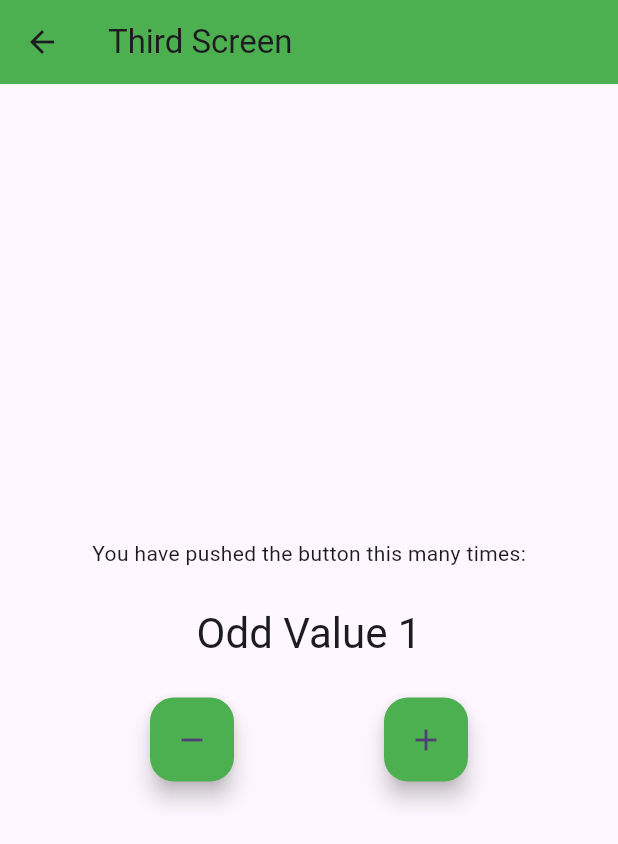
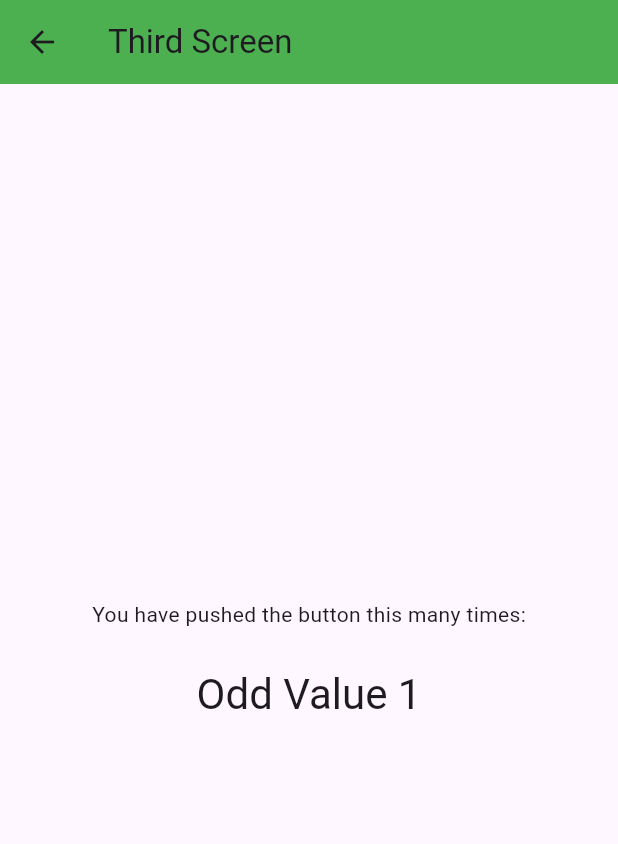
Before and after one commit to ZakwanIbrahim3321/flutter_bloc_concepts, a Flutter app: the screen it shows after launch, after a tap on "Go to Third Screen", on a phone screen of 412 x 824 dp. Shown: the top 844 px of the screen. Run offline on Flutter 3.47's test engine with Material 2 defaults, Android fonts, the phone set to English and light mode, and no system bars; our stand-ins replace connectivity_plus, equatable, flutter_bloc.

```diff
--- a/lib/logic/cubit/internet_cubit.dart
+++ b/lib/logic/cubit/internet_cubit.dart
@@ -12,10 +12,6 @@ class InternetCubit extends Cubit<InternetState> {
   late StreamSubscription connectivityStreamSubscription;
 
   InternetCubit({required this.connectivity}) : super(InternetLoading()) {
-    monitorInternetConnection();
-  }
-
-  void monitorInternetConnection() {
     connectivityStreamSubscription =
         connectivity.onConnectivityChanged.listen((connectivityResult) {
       if (connectivityResult == ConnectivityResult.wifi) {
--- a/lib/main.dart
+++ b/lib/main.dart
@@ -28,9 +28,7 @@ class MyApp extends StatelessWidget {
           ),
         ),
         BlocProvider<CounterCubit>(
-          create: (context) => CounterCubit(
-            internetCubit: BlocProvider.of<InternetCubit>(context),
-          ),
+          create: (context) => CounterCubit(),
         ),
       ],
       child: MaterialApp(
--- a/lib/presentation/screens/third_screen.dart
+++ b/lib/presentation/screens/third_screen.dart
@@ -72,32 +72,32 @@ class _ThirdScreenState extends State<ThirdScreen> {
                 }
               },
             ),
-            const SizedBox(
-              height: 25,
-            ),
-            Row(
-              mainAxisAlignment: MainAxisAlignment.spaceEvenly,
-              children: [
-                FloatingActionButton(
-                  backgroundColor: widget.color,
-                  heroTag: "btn1",
-                  onPressed: () {
-                    BlocProvider.of<CounterCubit>(context).decrement();
-                  },
-                  tooltip: 'Decrement',
-                  child: const Icon(Icons.remove),
-                ),
-                FloatingActionButton(
-                  backgroundColor: widget.color,
-                  heroTag: "btn2",
-                  onPressed: () {
-                    BlocProvider.of<CounterCubit>(context).increment();
-                  },
-                  tooltip: 'Increment',
-                  child: const Icon(Icons.add),
-                )
-              ],
-            ),
+            // const SizedBox(
+            //   height: 25,
+            // ),
+            // Row(
+            //   mainAxisAlignment: MainAxisAlignment.spaceEvenly,
+            //   children: [
+            //     FloatingActionButton(
+            //       backgroundColor: widget.color,
+            //       heroTag: "btn1",
+            //       onPressed: () {
+            //         BlocProvider.of<CounterCubit>(context).decrement();
+            //       },
+            //       tooltip: 'Decrement',
+            //       child: const Icon(Icons.remove),
+            //     ),
+            //     FloatingActionButton(
+            //       backgroundColor: widget.color,
+            //       heroTag: "btn2",
+            //       onPressed: () {
+            //         BlocProvider.of<CounterCubit>(context).increment();
+            //       },
+            //       tooltip: 'Increment',
+            //       child: const Icon(Icons.add),
+            //     )
+            //   ],
+            // ),
           ],
         ),
       ),
```
Also changed, not shown: lib/presentation/screens/second_screen.dart (+24 -24 lines), 1 other file.
